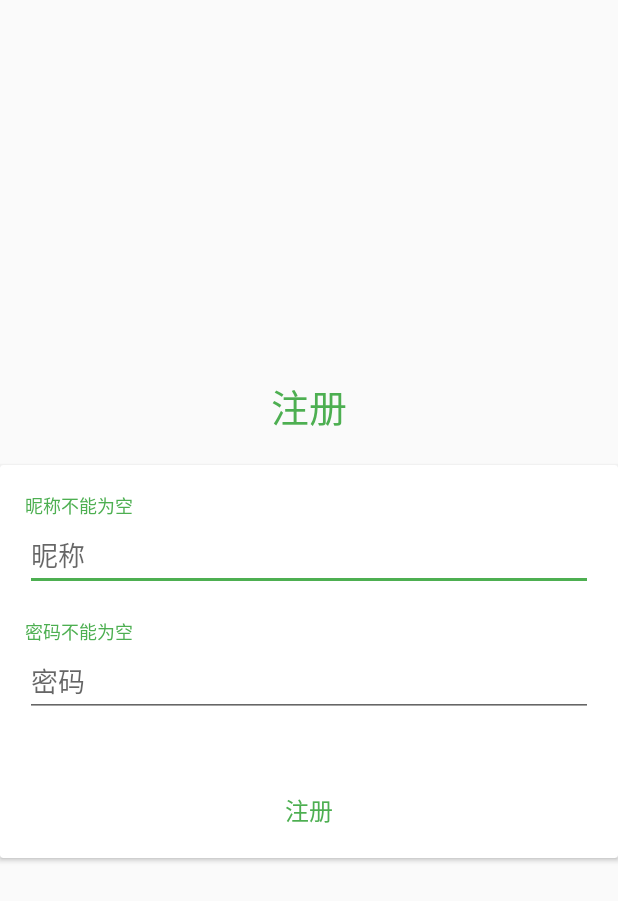
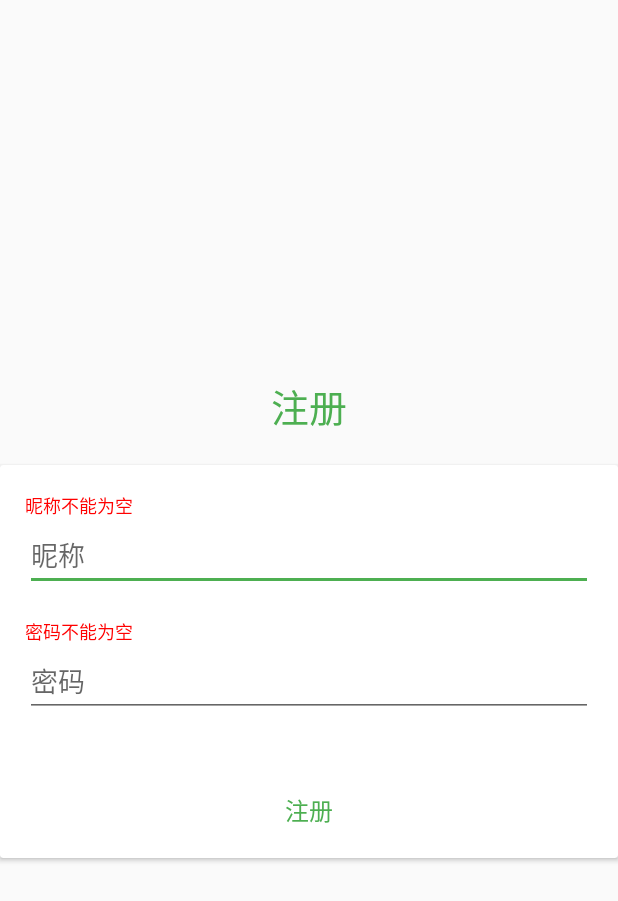
Before and after one commit to haruue-archive/Login0, an Android app: the RegisterActivity screen opened directly, with no data from a screen before it, after a tap on "注册", on a phone screen of 412 x 824 dp. Shown: the top 901 px of the screen. Run offline under Robolectric (Android 15) with nearby library versions, the phone set to English and light mode, and no system bars.

Commit message:
红色错误提示

```diff
--- a/app/src/main/java/cn/com/caoyue/login0/LoginActivity.java
+++ b/app/src/main/java/cn/com/caoyue/login0/LoginActivity.java
@@ -40,6 +40,7 @@ public class LoginActivity extends AppCompatActivity {
 
             @Override
             public void onTextChanged(CharSequence s, int start, int before, int count) {
+                tipOnUsername.setTextColor(LoginActivity.this.getResources().getColor(R.color.colorAccent));
                 if (s.toString().isEmpty() && count == 0) {
                     tipOnUsername.setText(R.string.blank);
                 } else {
@@ -63,6 +64,7 @@ public class LoginActivity extends AppCompatActivity {
 
             @Override
             public void onTextChanged(CharSequence s, int start, int before, int count) {
+                tipOnPassword.setTextColor(LoginActivity.this.getResources().getColor(R.color.colorAccent));
                 if (s.toString().isEmpty() && count == 0) {
                     tipOnPassword.setText(R.string.blank);
                 } else {
@@ -130,10 +132,12 @@ public class LoginActivity extends AppCompatActivity {
             Toast.makeText(getApplicationContext(), R.string.login_error_username_or_psw_empty, Toast.LENGTH_SHORT).show();
             if (username.isEmpty()) {
                 TextView tipOnUsername = (TextView) findViewById(R.id.tip_on_username);
+                tipOnUsername.setTextColor(this.getResources().getColor(R.color.colorWarning));
                 tipOnUsername.setText(R.string.tip_username_empty);
             }
             if (password.isEmpty()) {
                 TextView tipOnPassword = (TextView) findViewById(R.id.tip_on_password);
+                tipOnPassword.setTextColor(this.getResources().getColor(R.color.colorWarning));
                 tipOnPassword.setText(R.string.tip_password_empty);
             }
             return;
--- a/app/src/main/java/cn/com/caoyue/login0/RegisterActivity.java
+++ b/app/src/main/java/cn/com/caoyue/login0/RegisterActivity.java
@@ -33,6 +33,7 @@ public class RegisterActivity extends AppCompatActivity {
 
             @Override
             public void onTextChanged(CharSequence s, int start, int before, int count) {
+                tipOnNickname.setTextColor(RegisterActivity.this.getResources().getColor(R.color.colorAccent));
                 if (s.toString().isEmpty() && count == 0) {
                     tipOnNickname.setText(R.string.blank);
                 } else {
@@ -56,6 +57,7 @@ public class RegisterActivity extends AppCompatActivity {
 
             @Override
             public void onTextChanged(CharSequence s, int start, int before, int count) {
+                tipOnPassword.setTextColor(RegisterActivity.this.getResources().getColor(R.color.colorAccent));
                 if (s.toString().isEmpty() && count == 0) {
                     tipOnPassword.setText(R.string.blank);
                 } else {
@@ -93,11 +95,13 @@ public class RegisterActivity extends AppCompatActivity {
         if (nickname.isEmpty() || password.isEmpty()) {
             Toast.makeText(getApplicationContext(), R.string.login_error_nickname_or_psw_empty, Toast.LENGTH_SHORT).show();
             if (nickname.isEmpty()) {
-                TextView tipOnUsername = (TextView) findViewById(R.id.tip_on_nickname);
-                tipOnUsername.setText(R.string.tip_nickname_empty);
+                TextView tipOnNickname = (TextView) findViewById(R.id.tip_on_nickname);
+                tipOnNickname.setTextColor(this.getResources().getColor(R.color.colorWarning));
+                tipOnNickname.setText(R.string.tip_nickname_empty);
             }
             if (password.isEmpty()) {
                 TextView tipOnPassword = (TextView) findViewById(R.id.tip_on_password);
+                tipOnPassword.setTextColor(this.getResources().getColor(R.color.colorWarning));
                 tipOnPassword.setText(R.string.tip_password_empty);
             }
             return;
--- a/app/src/main/res/values/colors.xml
+++ b/app/src/main/res/values/colors.xml
@@ -4,4 +4,5 @@
     <color name="colorPrimaryDark">#ba3f19</color>
     <color name="colorAccent">#4DAF51</color>
     <color name="colorButtonText">#4DAF51</color>
+    <color name="colorWarning">#FF0000</color>
 </resources>
```
